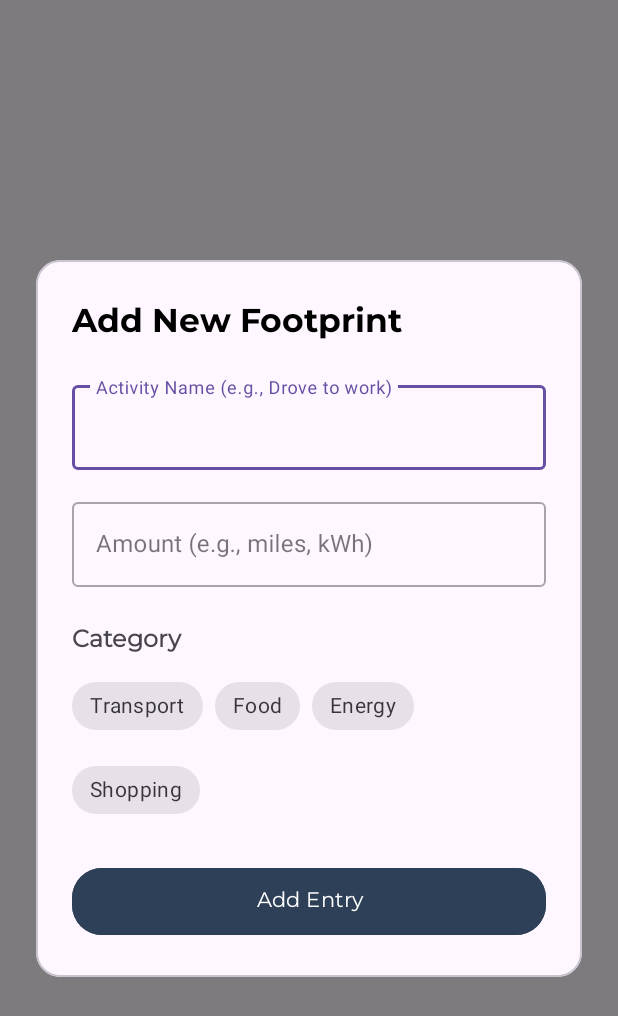
After one commit to pjvidad/CO2-, an Android app: the layout fragment_add_entry.xml on its own in the app's theme, with its tools: preview values and no code run, on a phone screen of 412 x 824 dp. The commit adds this screen. Shown: the top 1016 px of the screen. Run offline under Robolectric (Android 15) with nearby library versions, the phone set to English and light mode, and no system bars.

Commit message:
added TrackerFragment.kt and AddEntryFragment.kt

```diff
--- /dev/null
+++ b/app/src/main/java/com/example/co2_/AddEntryFragment.kt
@@ -0,0 +1,28 @@
+package com.example.co2_
+import android.os.Bundle
+import android.view.LayoutInflater
+import android.view.View
+import android.view.ViewGroup
+import android.widget.Button
+import androidx.fragment.app.DialogFragment
+
+class AddEntryFragment : DialogFragment() {
+
+    override fun onCreateView(
+        inflater: LayoutInflater,
+        container: ViewGroup?,
+        savedInstanceState: Bundle?
+    ): View? {
+        val view = inflater.inflate(R.layout.fragment_add_entry, container, false)
+
+        val saveButton = view.findViewById<Button>(R.id.button_save_entry)
+
+        saveButton.setOnClickListener {
+
+            // --- TODO: Put your logic here to get data ---
+            dismiss()
+        }
+
+        return view
+    }
+}
--- a/app/src/main/java/com/example/co2_/TrackerFragment.kt
+++ b/app/src/main/java/com/example/co2_/TrackerFragment.kt
@@ -1,10 +1,11 @@
 package com.example.co2_
-
 import android.os.Bundle
 import android.view.LayoutInflater
 import android.view.View
 import android.view.ViewGroup
 import androidx.fragment.app.Fragment
+import com.google.android.material.floatingactionbutton.FloatingActionButton
+
 
 class TrackerFragment : Fragment() {
 
@@ -17,5 +18,12 @@ class TrackerFragment : Fragment() {
 
     override fun onViewCreated(view: View, savedInstanceState: Bundle?) {
         super.onViewCreated(view, savedInstanceState)
+
+        val fabAddEntry: FloatingActionButton = view.findViewById(R.id.btnAdd2)
+
+        fabAddEntry.setOnClickListener {
+            val addEntryFragment = AddEntryFragment()
+            addEntryFragment.show(getParentFragmentManager(), "AddEntryDialog")
+        }
     }
 }
--- /dev/null
+++ b/app/src/main/res/layout/fragment_add_entry.xml
@@ -0,0 +1,119 @@
+<?xml version="1.0" encoding="utf-8"?>
+<androidx.constraintlayout.widget.ConstraintLayout
+    xmlns:android="http://schemas.android.com/apk/res/android"
+    xmlns:app="http://schemas.android.com/apk/res-auto"
+    android:layout_width="match_parent"
+    android:layout_height="match_parent"
+    android:background="#80000000"> <com.google.android.material.card.MaterialCardView
+    android:layout_width="0dp"
+    android:layout_height="wrap_content"
+    android:layout_margin="24dp"
+    app:cardCornerRadius="16dp"
+    app:layout_constraintTop_toTopOf="parent"
+    app:layout_constraintBottom_toBottomOf="parent"
+    app:layout_constraintStart_toStartOf="parent"
+    app:layout_constraintEnd_toEndOf="parent">
+
+    <LinearLayout
+        android:layout_width="match_parent"
+        android:layout_height="wrap_content"
+        android:orientation="vertical"
+        android:padding="24dp">
+
+        <TextView
+            android:layout_width="wrap_content"
+            android:layout_height="wrap_content"
+            android:text="@string/add_footprint_title"
+            android:fontFamily="@font/montserrat_bold"
+            android:textSize="22sp"
+            android:textStyle="bold"
+            android:textColor="@android:color/black"/>
+
+        <com.google.android.material.textfield.TextInputLayout
+            android:layout_width="match_parent"
+            android:layout_height="wrap_content"
+            android:layout_marginTop="24dp"
+            style="@style/Widget.MaterialComponents.TextInputLayout.OutlinedBox">
+
+            <com.google.android.material.textfield.TextInputEditText
+                android:id="@+id/edit_text_activity_name"
+                android:layout_width="match_parent"
+                android:layout_height="wrap_content"
+                android:hint="@string/add_footprint_hint_activity" />
+        </com.google.android.material.textfield.TextInputLayout>
+
+        <com.google.android.material.textfield.TextInputLayout
+            android:layout_width="match_parent"
+            android:layout_height="wrap_content"
+            android:layout_marginTop="16dp"
+            style="@style/Widget.MaterialComponents.TextInputLayout.OutlinedBox">
+
+            <com.google.android.material.textfield.TextInputEditText
+                android:id="@+id/edit_text_amount"
+                android:layout_width="match_parent"
+                android:layout_height="wrap_content"
+                android:hint="@string/add_footprint_hint_amount"
+                android:inputType="numberDecimal" />
+        </com.google.android.material.textfield.TextInputLayout>
+
+        <TextView
+            android:layout_width="wrap_content"
+            android:layout_height="wrap_content"
+            android:layout_marginTop="24dp"
+            android:text="@string/add_footprint_category_title"
+            android:fontFamily="@font/montserrat"
+            android:textSize="16sp"
+            android:textStyle="bold"/>
+
+        <com.google.android.material.chip.ChipGroup
+            android:id="@+id/chip_group_category"
+            android:layout_width="match_parent"
+            android:layout_height="wrap_content"
+            android:layout_marginTop="8dp"
+            app:singleSelection="true">
+
+            <com.google.android.material.chip.Chip
+                android:id="@+id/chip_transport"
+                android:layout_width="wrap_content"
+                android:layout_height="wrap_content"
+                android:text="@string/tracker_transport"
+                style="@style/Widget.MaterialComponents.Chip.Choice"/>
+
+            <com.google.android.material.chip.Chip
+                android:id="@+id/chip_food"
+                android:layout_width="wrap_content"
+                android:layout_height="wrap_content"
+                android:text="@string/tracker_food"
+                style="@style/Widget.MaterialComponents.Chip.Choice"/>
+
+            <com.google.android.material.chip.Chip
+                android:id="@+id/chip_energy"
+                android:layout_width="wrap_content"
+                android:layout_height="wrap_content"
+                android:text="@string/tracker_energy"
+                style="@style/Widget.MaterialComponents.Chip.Choice"/>
+
+            <com.google.android.material.chip.Chip
+                android:id="@+id/chip_shopping"
+                android:layout_width="wrap_content"
+                android:layout_height="wrap_content"
+                android:text="@string/tracker_shopping"
+                style="@style/Widget.MaterialComponents.Chip.Choice"/>
+
+        </com.google.android.material.chip.ChipGroup>
+
+        <Button
+            android:id="@+id/button_save_entry"
+            android:layout_width="match_parent"
+            android:layout_height="wrap_content"
+            android:layout_marginTop="24dp"
+            android:paddingVertical="12dp"
+            android:backgroundTint="@color/button_blue"
+            android:fontFamily="@font/montserrat"
+            android:text="@string/add_footprint_button"
+            app:cornerRadius="20dp" />
+
+    </LinearLayout>
+</com.google.android.material.card.MaterialCardView>
+
+</androidx.constraintlayout.widget.ConstraintLayout>
--- a/app/src/main/res/values/strings.xml
+++ b/app/src/main/res/values/strings.xml
@@ -118,6 +118,7 @@
     <string name="task_2" translatable="false">Walk 10,000 steps today</string>
     <string name="home_done_button" translatable="false">Done</string>"
 
+    /shop
     <string name="aqua_points_title" translatable="false">Aqua Points</string>
     <string name="price" translatable="false">100 Aqua Points</string>
     <string name="blue" translatable="false">Blue Shirt</string>
@@ -140,4 +141,10 @@
     <string name="customize" translatable="false">Customize</string>
     <string name="done" translatable="false">Done</string>
 
+    /addFeature
+    <string name="add_footprint_title" translatable="false">Add New Footprint</string>
+    <string name="add_footprint_hint_activity" translatable="false">Activity Name (e.g., Drove to work)</string>
+    <string name="add_footprint_hint_amount" translatable="false">Amount (e.g., miles, kWh)</string>
+    <string name="add_footprint_category_title" translatable="false">Category</string>
+    <string name="add_footprint_button" translatable="false">Add Entry</string>
 </resources>
```
